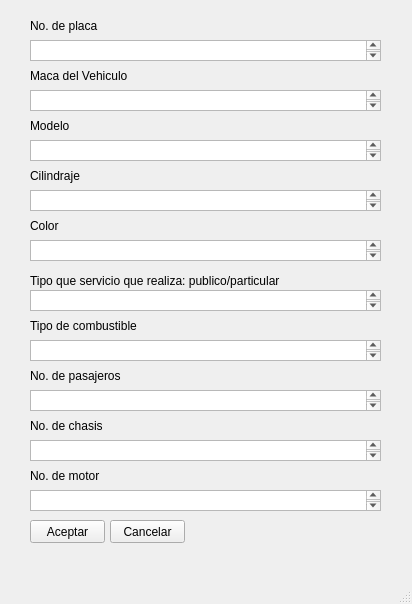
Old version of the form windows/Base/Create.ui in the repository OSarmient/Parcial2.
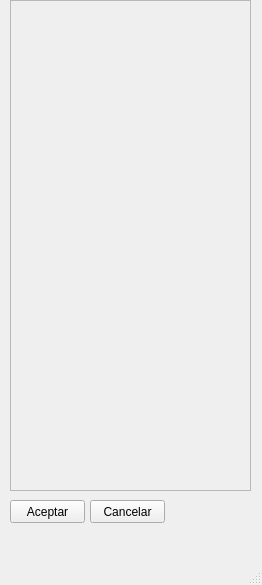
New version of the form.

Commit message: Create create form

```diff
--- a/windows/Base/Create.ui
+++ b/windows/Base/Create.ui
@@ -6,39 +6,19 @@
    <rect>
     <x>0</x>
     <y>0</y>
-    <width>412</width>
-    <height>604</height>
+    <width>262</width>
+    <height>585</height>
    </rect>
   </property>
   <property name="windowTitle">
    <string>Create</string>
   </property>
   <widget class="QWidget" name="centralwidget">
-   <widget class="QTextEdit" name="IngresarMarca">
-    <property name="geometry">
-     <rect>
-      <x>30</x>
-      <y>90</y>
-      <width>351</width>
-      <height>21</height>
-     </rect>
-    </property>
-   </widget>
-   <widget class="QTextEdit" name="IngresarColor">
-    <property name="geometry">
-     <rect>
-      <x>30</x>
-      <y>240</y>
-      <width>351</width>
-      <height>21</height>
-     </rect>
-    </property>
-   </widget>
    <widget class="QPushButton" name="AceptarInfoV">
     <property name="geometry">
      <rect>
-      <x>30</x>
-      <y>520</y>
+      <x>10</x>
+      <y>500</y>
       <width>75</width>
       <height>23</height>
      </rect>
@@ -47,70 +27,11 @@
      <string>Aceptar</string>
     </property>
    </widget>
-   <widget class="QLabel" name="Placa">
-    <property name="geometry">
-     <rect>
-      <x>30</x>
-      <y>10</y>
-      <width>261</width>
-      <height>31</height>
-     </rect>
-    </property>
-    <property name="text">
-     <string>No. de placa</string>
-    </property>
-   </widget>
-   <widget class="QTextEdit" name="IngresarPlaca">
-    <property name="geometry">
-     <rect>
-      <x>30</x>
-      <y>40</y>
-      <width>351</width>
-      <height>21</height>
-     </rect>
-    </property>
-   </widget>
-   <widget class="QLabel" name="TipoServicio">
-    <property name="geometry">
-     <rect>
-      <x>30</x>
-      <y>270</y>
-      <width>351</width>
-      <height>21</height>
-     </rect>
-    </property>
-    <property name="text">
-     <string>Tipo que servicio que realiza: publico/particular</string>
-    </property>
-   </widget>
-   <widget class="QLabel" name="Marca">
-    <property name="geometry">
-     <rect>
-      <x>30</x>
-      <y>60</y>
-      <width>261</width>
-      <height>31</height>
-     </rect>
-    </property>
-    <property name="text">
-     <string>Maca del Vehiculo</string>
-    </property>
-   </widget>
-   <widget class="QTextEdit" name="IngresarCilindraje">
-    <property name="geometry">
-     <rect>
-      <x>30</x>
-      <y>190</y>
-      <width>351</width>
-      <height>21</height>
-     </rect>
-    </property>
-   </widget>
    <widget class="QPushButton" name="CancelarInfoV">
     <property name="geometry">
      <rect>
-      <x>110</x>
-      <y>520</y>
+      <x>90</x>
+      <y>500</y>
       <width>75</width>
       <height>23</height>
      </rect>
@@ -119,156 +40,28 @@
      <string>Cancelar</string>
     </property>
    </widget>
-   <widget class="QTextEdit" name="IngresarModelo">
+   <widget class="QScrollArea" name="scrollArea">
     <property name="geometry">
      <rect>
-      <x>30</x>
-      <y>140</y>
-      <width>351</width>
-      <height>21</height>
+      <x>10</x>
+      <y>0</y>
+      <width>241</width>
+      <height>491</height>
      </rect>
     </property>
-   </widget>
-   <widget class="QTextEdit" name="IngresarTipoServicio">
-    <property name="geometry">
-     <rect>
-      <x>30</x>
-      <y>290</y>
-      <width>351</width>
-      <height>21</height>
-     </rect>
+    <property name="widgetResizable">
+     <bool>true</bool>
     </property>
-   </widget>
-   <widget class="QLabel" name="Color">
-    <property name="geometry">
-     <rect>
-      <x>30</x>
-      <y>210</y>
-      <width>251</width>
-      <height>31</height>
-     </rect>
-    </property>
-    <property name="text">
-     <string>Color</string>
-    </property>
-   </widget>
-   <widget class="QLabel" name="Modelo">
-    <property name="geometry">
-     <rect>
-      <x>30</x>
-      <y>110</y>
-      <width>311</width>
-      <height>31</height>
-     </rect>
-    </property>
-    <property name="text">
-     <string>Modelo</string>
-    </property>
-   </widget>
-   <widget class="QLabel" name="Cilindraje">
-    <property name="geometry">
-     <rect>
-      <x>30</x>
-      <y>160</y>
-      <width>291</width>
-      <height>31</height>
-     </rect>
-    </property>
-    <property name="text">
-     <string>Cilindraje</string>
-    </property>
-   </widget>
-   <widget class="QLabel" name="Pasajeros">
-    <property name="geometry">
-     <rect>
-      <x>30</x>
-      <y>360</y>
-      <width>91</width>
-      <height>31</height>
-     </rect>
-    </property>
-    <property name="text">
-     <string>No. de pasajeros</string>
-    </property>
-   </widget>
-   <widget class="QTextEdit" name="IngresarCombustible">
-    <property name="geometry">
-     <rect>
-      <x>30</x>
-      <y>340</y>
-      <width>351</width>
-      <height>21</height>
-     </rect>
-    </property>
-   </widget>
-   <widget class="QLabel" name="Combustible">
-    <property name="geometry">
-     <rect>
-      <x>30</x>
-      <y>310</y>
-      <width>371</width>
-      <height>31</height>
-     </rect>
-    </property>
-    <property name="text">
-     <string>Tipo de combustible</string>
-    </property>
-   </widget>
-   <widget class="QLabel" name="Motor">
-    <property name="geometry">
-     <rect>
-      <x>30</x>
-      <y>460</y>
-      <width>71</width>
-      <height>31</height>
-     </rect>
-    </property>
-    <property name="text">
-     <string>No. de motor</string>
-    </property>
-   </widget>
-   <widget class="QTextEdit" name="textEdit_9">
-    <property name="geometry">
-     <rect>
-      <x>30</x>
-      <y>490</y>
-      <width>351</width>
-      <height>21</height>
-     </rect>
-    </property>
-   </widget>
-   <widget class="QLabel" name="Chasis">
-    <property name="geometry">
-     <rect>
-      <x>30</x>
-      <y>410</y>
-      <width>101</width>
-      <height>31</height>
-     </rect>
-    </property>
-    <property name="text">
-     <string>No. de chasis</string>
-    </property>
-   </widget>
-   <widget class="QTextEdit" name="IngresarChasis">
-    <property name="geometry">
-     <rect>
-      <x>30</x>
-      <y>440</y>
-      <width>351</width>
-      <height>21</height>
-     </rect>
-    </property>
-   </widget>
-   <widget class="QTextEdit" name="IngresarPasajeros">
-    <property name="geometry">
-     <rect>
-      <x>30</x>
-      <y>390</y>
-      <width>351</width>
-      <height>21</height>
-     </rect>
-    </property>
+    <widget class="QWidget" name="scrollAreaWidgetContents">
+     <property name="geometry">
+      <rect>
+       <x>0</x>
+       <y>0</y>
+       <width>239</width>
+       <height>489</height>
+      </rect>
+     </property>
+    </widget>
    </widget>
   </widget>
   <widget class="QMenuBar" name="menubar">
```
Left out of the diff: 165 changed lines with no effect on the pictures. The commit also changes 7 other files.
